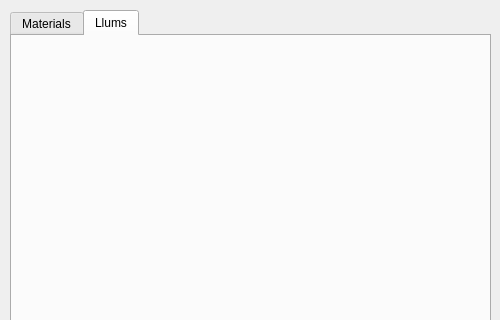
Qt form app/dialegmaterials.ui (lipixx/vig1011) before a commit; both pictures show x 0 to 500 and y 0 to 320 of the 500 by 560 pixel window.
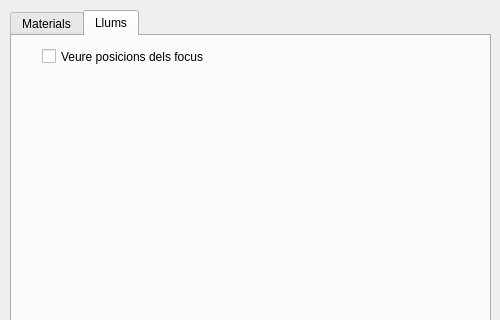
The same form after that commit. The open tabs and pages were chosen to show the change.

Commit message: +Afegit vector preparat per tractar llums +Iluminacio 100% bé. +Checkbox de focus +Checkbox mode debug

Patch:
```diff
--- a/app/dialegmaterials.ui
+++ b/app/dialegmaterials.ui
@@ -890,6 +890,19 @@
       <string>Cancelar</string>
      </property>
     </widget>
+    <widget class="QCheckBox" name="checkBox">
+     <property name="geometry">
+      <rect>
+       <x>30</x>
+       <y>10</y>
+       <width>191</width>
+       <height>21</height>
+      </rect>
+     </property>
+     <property name="text">
+      <string>Veure posicions dels focus</string>
+     </property>
+    </widget>
    </widget>
   </widget>
  </widget>
```
Left out of the diff: 35 changed lines with no effect on the pictures. The commit also changes 8 other files.
